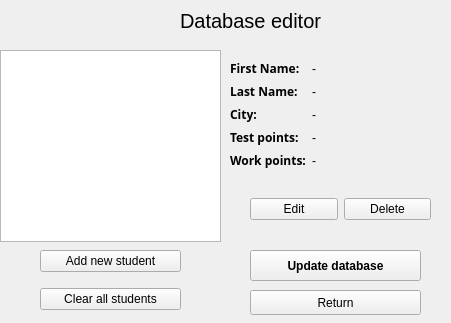
Qt form UI/edit_database_widget.ui (robmaz22/app_students) before a commit.
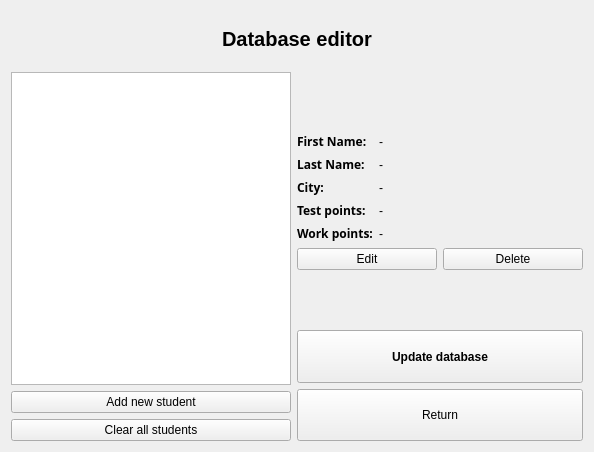
The same form after that commit.

Diff of the .ui file:
```diff
--- a/UI/edit_database_widget.ui
+++ b/UI/edit_database_widget.ui
@@ -6,50 +6,71 @@
    <rect>
     <x>0</x>
     <y>0</y>
-    <width>451</width>
-    <height>323</height>
+    <width>594</width>
+    <height>452</height>
    </rect>
   </property>
   <property name="windowTitle">
    <string>Form</string>
   </property>
+  <layout class="QGridLayout" name="gridLayout">
+   <item row="1" column="0" rowspan="5" colspan="2">
+    <widget class="QListWidget" name="listWidget"/>
+   </item>
+   <item row="4" column="2" colspan="2">
+    <layout class="QVBoxLayout" name="verticalLayout_4"/>
+   </item>
+   <item row="3" column="2" colspan="2">
+    <layout class="QHBoxLayout" name="horizontalLayout">
+     <item>
+      <widget class="QPushButton" name="pushButton_2">
+       <property name="text">
+        <string>Edit</string>
+       </property>
+      </widget>
+     </item>
+     <item>
+      <widget class="QPushButton" name="pushButton">
+       <property name="text">
+        <string>Delete</string>
+       </property>
+      </widget>
+     </item>
+    </layout>
+   </item>
+   <item row="6" column="0" colspan="2">
+    <layout class="QVBoxLayout" name="verticalLayout">
+     <item>
+      <widget class="QPushButton" name="pushButton_3">
+       <property name="text">
+        <string>Add new student</string>
+       </property>
+      </widget>
+     </item>
+     <item>
+      <widget class="QPushButton" name="pushButton_4">
+       <property name="text">
+        <string>Clear all students</string>
+       </property>
+      </widget>
+     </item>
+    </layout>
+   </item>
+   <item row="0" column="0" colspan="4" alignment="Qt::AlignHCenter">
   <widget class="QLabel" name="label">
-   <property name="geometry">
-    <rect>
-     <x>180</x>
-     <y>10</y>
-     <width>151</width>
-     <height>21</height>
-    </rect>
-   </property>
    <property name="font">
     <font>
      <pointsize>15</pointsize>
+       <weight>75</weight>
+       <bold>true</bold>
     </font>
    </property>
    <property name="text">
     <string>Database editor</string>
    </property>
   </widget>
-  <widget class="QListWidget" name="listWidget">
-   <property name="geometry">
-    <rect>
-     <x>0</x>
-     <y>50</y>
-     <width>221</width>
-     <height>192</height>
-    </rect>
-   </property>
-  </widget>
-  <widget class="QWidget" name="formLayoutWidget">
-   <property name="geometry">
-    <rect>
-     <x>230</x>
-     <y>60</y>
-     <width>221</width>
-     <height>121</height>
-    </rect>
-   </property>
+   </item>
+   <item row="2" column="2" colspan="2">
    <layout class="QFormLayout" name="formLayout">
     <item row="0" column="0">
      <widget class="QLabel" name="label_2">
@@ -128,6 +149,13 @@
       </property>
      </widget>
     </item>
+     <item row="3" column="1">
+      <widget class="QLabel" name="label_10">
+       <property name="text">
+        <string>-</string>
+       </property>
+      </widget>
+     </item>
     <item row="4" column="0">
      <widget class="QLabel" name="label_6">
       <property name="font">
@@ -149,75 +177,17 @@
       </property>
      </widget>
     </item>
-    <item row="3" column="1">
-     <widget class="QLabel" name="label_10">
-      <property name="text">
-       <string>-</string>
-      </property>
-     </widget>
-    </item>
-   </layout>
-  </widget>
-  <widget class="QWidget" name="horizontalLayoutWidget">
-   <property name="geometry">
-    <rect>
-     <x>250</x>
-     <y>180</y>
-     <width>181</width>
-     <height>58</height>
-    </rect>
-   </property>
-   <layout class="QHBoxLayout" name="horizontalLayout">
-    <item>
-     <widget class="QPushButton" name="pushButton_2">
-      <property name="text">
-       <string>Edit</string>
-      </property>
-     </widget>
-    </item>
+    </layout>
+   </item>
+   <item row="5" column="2" rowspan="2" colspan="2">
+    <layout class="QVBoxLayout" name="verticalLayout_5">
     <item>
-     <widget class="QPushButton" name="pushButton">
-      <property name="text">
-       <string>Delete</string>
-      </property>
-     </widget>
-    </item>
-   </layout>
-  </widget>
-  <widget class="QWidget" name="verticalLayoutWidget">
-   <property name="geometry">
-    <rect>
-     <x>40</x>
-     <y>240</y>
-     <width>141</width>
-     <height>80</height>
-    </rect>
-   </property>
-   <layout class="QVBoxLayout" name="verticalLayout">
-    <item>
-     <widget class="QPushButton" name="pushButton_3">
-      <property name="text">
-       <string>Add new student</string>
-      </property>
-     </widget>
-    </item>
-    <item>
-     <widget class="QPushButton" name="pushButton_4">
-      <property name="text">
-       <string>Clear all students</string>
-      </property>
-     </widget>
-    </item>
-   </layout>
-  </widget>
   <widget class="QPushButton" name="pushButton_5">
-   <property name="geometry">
-    <rect>
-     <x>250</x>
-     <y>250</y>
-     <width>171</width>
-     <height>31</height>
-    </rect>
+       <property name="sizePolicy">
+        <sizepolicy hsizetype="Minimum" vsizetype="Minimum">
+         <horstretch>0</horstretch>
+         <verstretch>0</verstretch>
+        </sizepolicy>
    </property>
    <property name="font">
     <font>
@@ -230,14 +200,14 @@
     <string>Update database</string>
    </property>
   </widget>
+     </item>
+     <item>
   <widget class="QPushButton" name="pushButton_6">
-   <property name="geometry">
-    <rect>
-     <x>250</x>
-     <y>290</y>
-     <width>171</width>
-     <height>25</height>
-    </rect>
+       <property name="sizePolicy">
+        <sizepolicy hsizetype="Minimum" vsizetype="Minimum">
+         <horstretch>0</horstretch>
+         <verstretch>0</verstretch>
+        </sizepolicy>
    </property>
    <property name="font">
     <font>
@@ -250,6 +220,10 @@
     <string>Return</string>
    </property>
   </widget>
+     </item>
+    </layout>
+   </item>
+  </layout>
  </widget>
  <resources/>
  <connections/>
```
Lines whose indentation alone changed are shown as unchanged.
